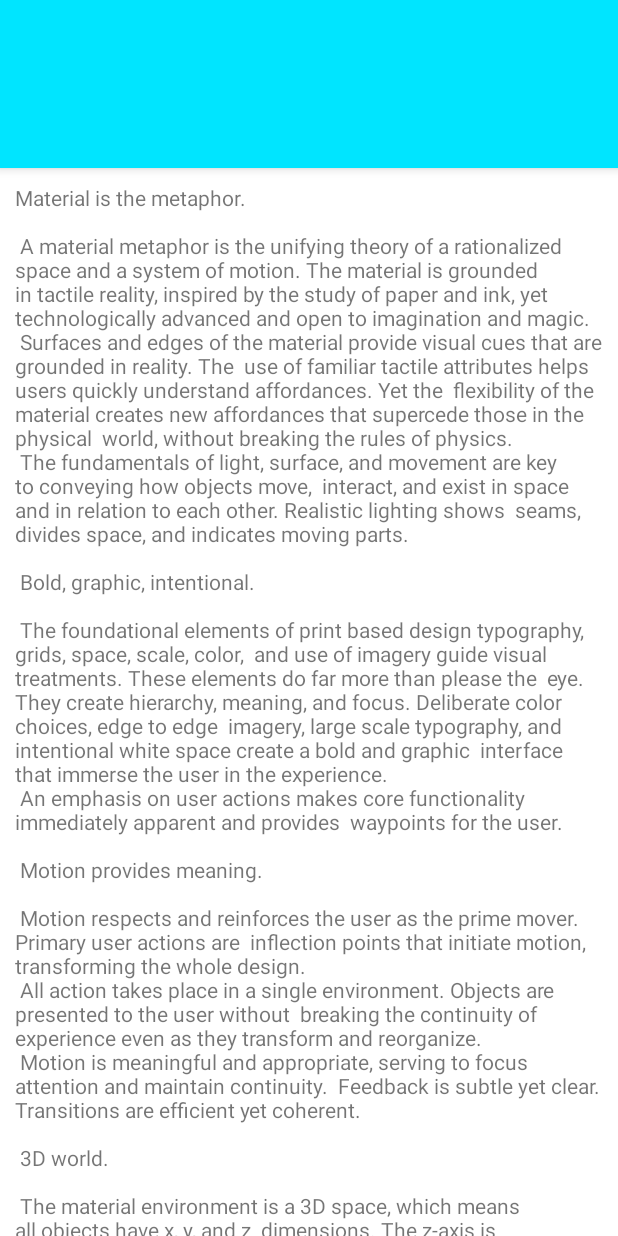
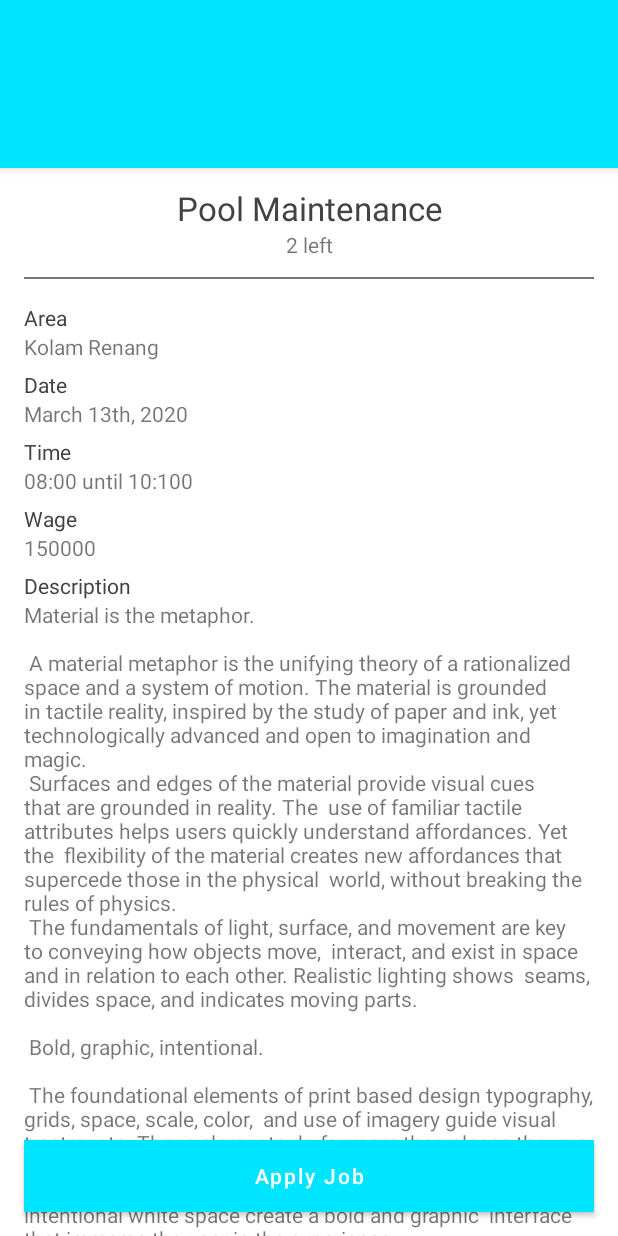
Before and after one commit to hakivin/partimer-client-kotlin, an Android app: the layout activity_job_detail.xml on its own in the app's theme, with its tools: preview values and no code run, on a phone screen of 412 x 824 dp. Run offline under Robolectric (Android 15) with nearby library versions, the phone set to English and light mode, and no system bars.

Commit message:
change detail job

```diff
--- a/app/src/main/java/com/szechuanstudio/kolegahotel/data/model/Model.kt
+++ b/app/src/main/java/com/szechuanstudio/kolegahotel/data/model/Model.kt
@@ -65,6 +65,7 @@ object Model {
                    val created_at: String?,
                    val updated_at: String?,
                    val dikerjakan_count: Int?,
+                   val isApplied: Boolean?,
                    val hotel: Hotel?,
                    val posisi: Position?) : Parcelable
 
--- a/app/src/main/java/com/szechuanstudio/kolegahotel/ui/job/JobDetailActivity.kt
+++ b/app/src/main/java/com/szechuanstudio/kolegahotel/ui/job/JobDetailActivity.kt
@@ -7,10 +7,14 @@ import com.squareup.picasso.Picasso
 import com.szechuanstudio.kolegahotel.BuildConfig
 import com.szechuanstudio.kolegahotel.R
 import com.szechuanstudio.kolegahotel.data.model.Model
+import com.szechuanstudio.kolegahotel.data.retrofit.RetrofitClient
 import com.szechuanstudio.kolegahotel.utils.Constant
 import kotlinx.android.synthetic.main.activity_job_detail.*
+import org.jetbrains.anko.toast
 
-class JobDetailActivity : AppCompatActivity() {
+class JobDetailActivity : AppCompatActivity(), JobDetailView {
+
+    private lateinit var presenter: JobDetailPresenter
 
     override fun onCreate(savedInstanceState: Bundle?) {
         super.onCreate(savedInstanceState)
@@ -32,5 +36,16 @@ class JobDetailActivity : AppCompatActivity() {
                     supportStartPostponedEnterTransition()
                 }
             })
+
+        presenter = JobDetailPresenter(this, RetrofitClient.getInstance(), applicationContext)
+    }
+
+    override fun reject(message: String?) {
+        toast("Error with message : $message")
+    }
+
+    override fun success() {
+        toast("Job Successfully Applied")
+        onBackPressed()
     }
 }
--- /dev/null
+++ b/app/src/main/java/com/szechuanstudio/kolegahotel/ui/job/JobDetailPresenter.kt
@@ -0,0 +1,33 @@
+package com.szechuanstudio.kolegahotel.ui.job
+
+import android.content.Context
+import com.szechuanstudio.kolegahotel.data.retrofit.Api
+import com.szechuanstudio.kolegahotel.utils.PreferenceUtils
+import okhttp3.ResponseBody
+import retrofit2.Call
+import retrofit2.Callback
+import retrofit2.Response
+
+class JobDetailPresenter(private val view: JobDetailView,
+                         private val api: Api,
+                         private val context: Context) {
+
+    fun applyJob(idJob : Int?){
+        api.applyJob(idJob, PreferenceUtils.getToken(context))
+            .enqueue(object : Callback<ResponseBody>{
+                override fun onFailure(call: Call<ResponseBody>, t: Throwable) {
+                    view.reject(t.message)
+                }
+
+                override fun onResponse(
+                    call: Call<ResponseBody>,
+                    response: Response<ResponseBody>
+                ) {
+                    if (response.isSuccessful)
+                        view.success()
+                    else
+                        view.reject(response.code().toString())
+                }
+            })
+    }
+}
--- /dev/null
+++ b/app/src/main/java/com/szechuanstudio/kolegahotel/ui/job/JobDetailView.kt
@@ -0,0 +1,6 @@
+package com.szechuanstudio.kolegahotel.ui.job
+
+interface JobDetailView {
+    fun reject(message: String?)
+    fun success()
+}
--- a/app/src/main/res/layout/activity_job_detail.xml
+++ b/app/src/main/res/layout/activity_job_detail.xml
@@ -42,13 +42,19 @@
 
     <include layout="@layout/content_job_detail" />
 
-    <com.google.android.material.floatingactionbutton.FloatingActionButton
-        android:id="@+id/fab"
-        android:layout_width="wrap_content"
+    <com.google.android.material.button.MaterialButton
+        android:text="Apply Job"
+        android:background="@color/colorAccent"
+        android:textColor="@android:color/white"
+        android:layout_width="match_parent"
         android:layout_height="wrap_content"
-        android:layout_margin="@dimen/fab_margin"
-        app:layout_anchor="@id/app_bar"
-        app:layout_anchorGravity="bottom|end"
-        app:srcCompat="@android:drawable/ic_dialog_email" />
+        android:textAllCaps="false"
+        android:insetBottom="0dp"
+        android:insetTop="0dp"
+        app:cornerRadius="8dp"
+        android:layout_marginBottom="@dimen/spacing_large"
+        android:layout_marginLeft="@dimen/spacing_large"
+        android:layout_marginRight="@dimen/spacing_large"
+        android:layout_gravity="bottom"/>
 
 </androidx.coordinatorlayout.widget.CoordinatorLayout>
--- a/app/src/main/res/layout/content_job_detail.xml
+++ b/app/src/main/res/layout/content_job_detail.xml
@@ -8,10 +8,94 @@
     tools:context="com.szechuanstudio.kolegahotel.ui.job.JobDetailActivity"
     tools:showIn="@layout/activity_job_detail">
 
-    <TextView
-        android:layout_width="wrap_content"
+    <LinearLayout
+        android:layout_width="match_parent"
         android:layout_height="wrap_content"
-        android:layout_margin="@dimen/spacing_middle"
-        android:text="@string/large_text" />
+        android:paddingBottom="36dp"
+        android:paddingLeft="@dimen/spacing_large"
+        android:paddingRight="@dimen/spacing_large"
+        android:orientation="vertical">
+
+        <com.google.android.material.textview.MaterialTextView
+            android:layout_width="match_parent"
+            android:layout_height="wrap_content"
+            android:layout_marginTop="@dimen/spacing_middle"
+            android:textSize="22sp"
+            android:textColor="@color/grey_800"
+            android:gravity="center"
+            android:text="Pool Maintenance"/>
+
+        <com.google.android.material.textview.MaterialTextView
+            android:layout_width="match_parent"
+            android:layout_height="wrap_content"
+            android:gravity="center"
+            android:text="2 left"/>
+
+        <View
+            android:layout_width="match_parent"
+            android:layout_marginTop="@dimen/spacing_middle"
+            android:layout_height="1dp"
+            android:background="@color/grey_600"/>
+
+        <com.google.android.material.textview.MaterialTextView
+            android:layout_width="match_parent"
+            android:layout_height="wrap_content"
+            android:textColor="@color/grey_800"
+            android:layout_marginTop="@dimen/spacing_large"
+            android:text="Area"/>
+
+        <com.google.android.material.textview.MaterialTextView
+            android:layout_width="match_parent"
+            android:layout_height="wrap_content"
+            android:text="Kolam Renang"/>
+
+        <com.google.android.material.textview.MaterialTextView
+            android:layout_width="match_parent"
+            android:layout_height="wrap_content"
+            android:textColor="@color/grey_800"
+            android:layout_marginTop="@dimen/spacing_medium"
+            android:text="Date"/>
+
+        <com.google.android.material.textview.MaterialTextView
+            android:layout_width="match_parent"
+            android:layout_height="wrap_content"
+            android:text="March 13th, 2020"/>
+
+        <com.google.android.material.textview.MaterialTextView
+            android:layout_width="match_parent"
+            android:layout_height="wrap_content"
+            android:textColor="@color/grey_800"
+            android:layout_marginTop="@dimen/spacing_medium"
+            android:text="Time"/>
+
+        <com.google.android.material.textview.MaterialTextView
+            android:layout_width="match_parent"
+            android:layout_height="wrap_content"
+            android:text="08:00 until 10:100"/>
+
+        <com.google.android.material.textview.MaterialTextView
+            android:layout_width="match_parent"
+            android:layout_height="wrap_content"
+            android:textColor="@color/grey_800"
+            android:layout_marginTop="@dimen/spacing_medium"
+            android:text="Wage"/>
+
+        <com.google.android.material.textview.MaterialTextView
+            android:layout_width="match_parent"
+            android:layout_height="wrap_content"
+            android:text="150000"/>
+
+        <com.google.android.material.textview.MaterialTextView
+            android:layout_width="match_parent"
+            android:layout_height="wrap_content"
+            android:textColor="@color/grey_800"
+            android:layout_marginTop="@dimen/spacing_medium"
+            android:text="Description"/>
+
+        <com.google.android.material.textview.MaterialTextView
+            android:layout_width="match_parent"
+            android:layout_height="wrap_content"
+            android:text="@string/large_text"/>
+    </LinearLayout>
 
 </androidx.core.widget.NestedScrollView>
--- a/app/src/main/res/values/dimens.xml
+++ b/app/src/main/res/values/dimens.xml
@@ -5,11 +5,11 @@
 
     <!--general spacing-->
     <dimen name="spacing_xsmall">2dp</dimen>
-    <dimen name="spacing_small">3dp</dimen>
-    <dimen name="spacing_medium">5dp</dimen>
-    <dimen name="spacing_xmedium">7dp</dimen>
-    <dimen name="spacing_middle">10dp</dimen>
-    <dimen name="spacing_large">15dp</dimen>
+    <dimen name="spacing_small">4dp</dimen>
+    <dimen name="spacing_medium">6dp</dimen>
+    <dimen name="spacing_xmedium">8dp</dimen>
+    <dimen name="spacing_middle">12dp</dimen>
+    <dimen name="spacing_large">16dp</dimen>
     <dimen name="spacing_smlarge">18dp</dimen>
     <dimen name="spacing_mlarge">20dp</dimen>
     <dimen name="spacing_mxlarge">25dp</dimen>
```
